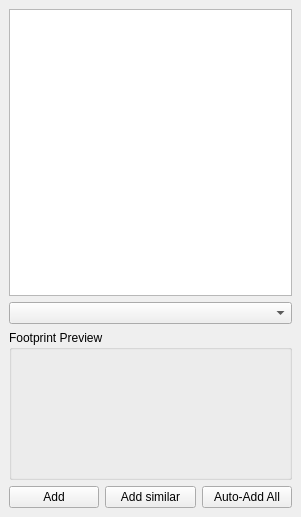
Before: the Qt Designer form libs/librepcbprojecteditor/boardeditor/unplacedcomponentsdock.ui in LibrePCB/LibrePCB, drawn with Qt 5.
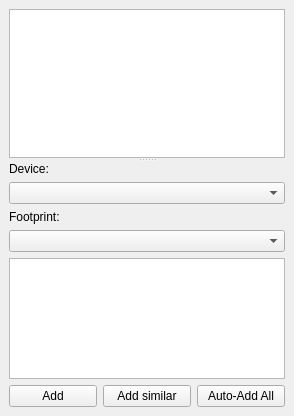
After: the same form once the commit is applied. Custom widgets are drawn as their Qt base class.

Commit message:
improved UnplacedComponentsDock (used in BoardEditor)
- now it's possible to choose a footprint when adding devices to boards
- a preview of the selected footprint is now shown

What changed in the file:
```diff
--- a/libs/librepcbprojecteditor/boardeditor/unplacedcomponentsdock.ui
+++ b/libs/librepcbprojecteditor/boardeditor/unplacedcomponentsdock.ui
@@ -6,31 +6,50 @@
    <rect>
     <x>0</x>
     <y>0</y>
-    <width>301</width>
-    <height>517</height>
+    <width>294</width>
+    <height>416</height>
    </rect>
   </property>
   <property name="windowTitle">
    <string>Unplaced Components</string>
   </property>
   <widget class="QWidget" name="dockWidgetContents">
-   <layout class="QVBoxLayout" name="verticalLayout">
+   <layout class="QVBoxLayout" name="verticalLayout_2">
     <item>
+     <widget class="QSplitter" name="splitter">
+      <property name="orientation">
+       <enum>Qt::Vertical</enum>
+      </property>
      <widget class="QListWidget" name="lstUnplacedComponents"/>
+      <widget class="QWidget" name="layoutWidget">
+       <layout class="QVBoxLayout" name="verticalLayout">
+        <item>
+         <widget class="QLabel" name="label">
+          <property name="text">
+           <string>Device:</string>
+          </property>
+         </widget>
     </item>
     <item>
      <widget class="QComboBox" name="cbxSelectedComponent"/>
     </item>
     <item>
-     <widget class="QGroupBox" name="groupBox">
-      <property name="minimumSize">
-       <size>
-        <width>0</width>
-        <height>150</height>
-       </size>
-      </property>
-      <property name="title">
-       <string>Footprint Preview</string>
+         <widget class="QLabel" name="label_2">
+          <property name="text">
+           <string>Footprint:</string>
+          </property>
+         </widget>
+        </item>
+        <item>
+         <widget class="QComboBox" name="cbxSelectedFootprint"/>
+        </item>
+        <item>
+         <widget class="GraphicsView" name="graphicsView">
+          <property name="verticalScrollBarPolicy">
+           <enum>Qt::ScrollBarAlwaysOff</enum>
+          </property>
+          <property name="horizontalScrollBarPolicy">
+           <enum>Qt::ScrollBarAlwaysOff</enum>
       </property>
      </widget>
     </item>
@@ -62,6 +81,17 @@
    </layout>
   </widget>
  </widget>
+    </item>
+   </layout>
+  </widget>
+ </widget>
+ <customwidgets>
+  <customwidget>
+   <class>GraphicsView</class>
+   <extends>QGraphicsView</extends>
+   <header location="global">librepcbcommon/graphics/graphicsview.h</header>
+  </customwidget>
+ </customwidgets>
  <resources/>
  <connections/>
 </ui>
```
Left out of the diff: 2 changed lines with no effect on the pictures. Lines whose indentation alone changed are shown as unchanged. The commit also changes 2 other files.
